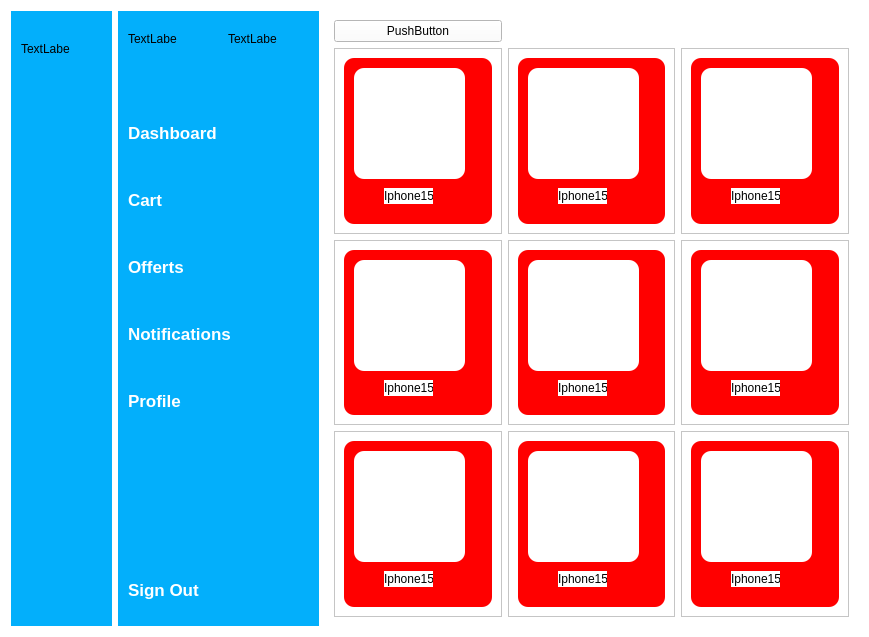
Above: 3_Solution/Client/dashboard.ui from SabinGhost19/OOP-Project before the change. Below: the same form after it.
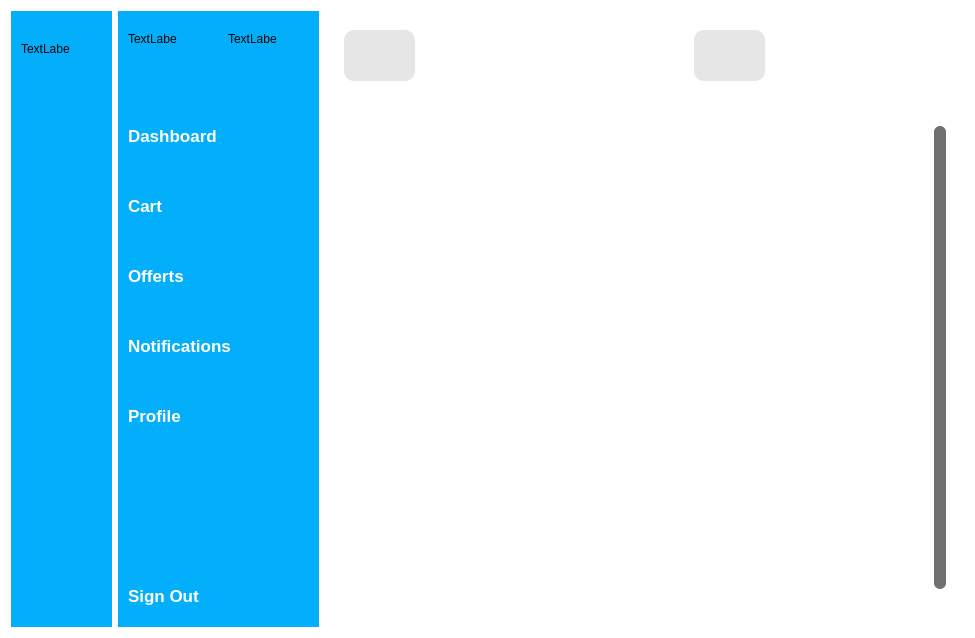
That is the form after the change. Icons and pictures are not drawn.

What changed in the file:
```diff
--- a/3_Solution/Client/dashboard.ui
+++ b/3_Solution/Client/dashboard.ui
@@ -6,8 +6,8 @@
    <rect>
     <x>0</x>
     <y>0</y>
-    <width>869</width>
-    <height>633</height>
+    <width>971</width>
+    <height>638</height>
    </rect>
   </property>
   <property name="maximumSize">
@@ -22,8 +22,8 @@
   <property name="styleSheet">
    <string notr="true">background-color:white;</string>
   </property>
-  <layout class="QHBoxLayout" name="horizontalLayout">
-   <item>
+  <layout class="QGridLayout" name="gridLayout_3">
+   <item row="0" column="0">
     <widget class="QWidget" name="widget" native="true">
      <property name="minimumSize">
       <size>
@@ -45,7 +45,14 @@
 QPushButton{
 color:white;
 height:50px;
-border:none
+border:none;
+border-radius:10px;
+}
+
+QPushButton:checked{
+background-color:#FFFFFF;
+color:#063263;
+font-weight:bold;
 }</string>
      </property>
      <widget class="QLabel" name="label">
@@ -171,7 +178,7 @@
      </widget>
     </widget>
    </item>
-   <item>
+   <item row="0" column="1">
     <widget class="QWidget" name="widget_2" native="true">
      <property name="minimumSize">
       <size>
@@ -193,9 +200,16 @@
 color:white;
 text-align:left;
 height:50px;
-border:none
-
-}</string>
+border:none;
+border-top-left-radius:10px;
+border-bottom-left-radius:10px;
+}
+QPushButton:checked{
+background-color:#FFFFFF;
+color:#063263;
+font-weight:bold;
+}
+</string>
      </property>
      <widget class="QLabel" name="label_2">
       <property name="geometry">
@@ -223,44 +237,13 @@
        <string>TextLabel</string>
       </property>
      </widget>
-     <widget class="QPushButton" name="signout">
-      <property name="geometry">
-       <rect>
-        <x>10</x>
-        <y>550</y>
-        <width>191</width>
-        <height>58</height>
-       </rect>
-      </property>
-      <property name="baseSize">
-       <size>
-        <width>0</width>
-        <height>0</height>
-       </size>
-      </property>
-      <property name="font">
-       <font>
-        <pointsize>13</pointsize>
-        <bold>true</bold>
-       </font>
-      </property>
-      <property name="text">
-       <string>Sign Out</string>
-      </property>
-      <property name="checkable">
-       <bool>true</bool>
-      </property>
-      <property name="autoExclusive">
-       <bool>true</bool>
-      </property>
-     </widget>
      <widget class="QWidget" name="layoutWidget">
       <property name="geometry">
        <rect>
         <x>10</x>
         <y>90</y>
         <width>191</width>
-        <height>332</height>
+        <height>352</height>
        </rect>
       </property>
       <layout class="QVBoxLayout" name="verticalLayout">
@@ -370,787 +353,204 @@
        </item>
       </layout>
      </widget>
+     <widget class="QPushButton" name="signout">
+      <property name="geometry">
+       <rect>
+        <x>10</x>
+        <y>560</y>
+        <width>189</width>
+        <height>50</height>
+       </rect>
+      </property>
+      <property name="baseSize">
+       <size>
+        <width>0</width>
+        <height>0</height>
+       </size>
+      </property>
+      <property name="font">
+       <font>
+        <pointsize>13</pointsize>
+        <bold>true</bold>
+       </font>
+      </property>
+      <property name="text">
+       <string>Sign Out</string>
+      </property>
+      <property name="checkable">
+       <bool>true</bool>
+      </property>
+      <property name="autoExclusive">
+       <bool>true</bool>
+      </property>
+     </widget>
     </widget>
    </item>
-   <item>
-    <widget class="QWidget" name="widget_3" native="true">
+   <item row="0" column="2">
+    <widget class="QWidget" name="scrollWidget" native="true">
+     <property name="styleSheet">
+      <string notr="true">QWidget{
+border:none;
+}</string>
+     </property>
      <layout class="QGridLayout" name="gridLayout">
       <item row="0" column="0">
-       <widget class="QPushButton" name="pushButton">
-        <property name="text">
-         <string>PushButton</string>
+       <widget class="QFrame" name="frame">
+        <property name="minimumSize">
+         <size>
+          <width>619</width>
+          <height>71</height>
+         </size>
         </property>
-        <property name="checkable">
-         <bool>true</bool>
+        <property name="frameShape">
+         <enum>QFrame::StyledPanel</enum>
         </property>
-        <property name="autoExclusive">
-         <bool>true</bool>
+        <property name="frameShadow">
+         <enum>QFrame::Raised</enum>
         </property>
+        <widget class="QPushButton" name="slide">
+         <property name="geometry">
+          <rect>
+           <x>10</x>
+           <y>10</y>
+           <width>71</width>
+           <height>51</height>
+          </rect>
+         </property>
+         <property name="styleSheet">
+          <string notr="true">
+
+QPushButton{
+background-color:#E6E6E6;
+border-radius:10px;
+border:none;
+}
+QPushButton:checked{
+background-color:#E6E6E6;
+border-radius:10px;
+font-weight:bold;
+}
+</string>
+         </property>
+         <property name="text">
+          <string/>
+         </property>
+         <property name="checkable">
+          <bool>true</bool>
+         </property>
+         <property name="autoExclusive">
+          <bool>true</bool>
+         </property>
+        </widget>
+        <widget class="QLineEdit" name="lineEdit">
+         <property name="geometry">
+          <rect>
+           <x>100</x>
+           <y>15</y>
+           <width>251</width>
+           <height>41</height>
+          </rect>
+         </property>
+        </widget>
+        <widget class="QPushButton" name="search">
+         <property name="geometry">
+          <rect>
+           <x>360</x>
+           <y>10</y>
+           <width>71</width>
+           <height>51</height>
+          </rect>
+         </property>
+         <property name="styleSheet">
+          <string notr="true">
+
+QPushButton{
+background-color:#E6E6E6;
+border-radius:10px;
+border:none;
+}
+QPushButton:checked{
+background-color:#E6E6E6;
+border-radius:10px;
+font-weight:bold;
+}
+</string>
+         </property>
+         <property name="text">
+          <string/>
+         </property>
+        </widget>
        </widget>
       </item>
       <item row="1" column="0">
-       <widget class="QFrame" name="frame_10">
+       <widget class="QStackedWidget" name="stackedWidget">
         <property name="minimumSize">
          <size>
-          <width>150</width>
-          <height>180</height>
+          <width>621</width>
+          <height>511</height>
          </size>
         </property>
-        <property name="maximumSize">
-         <size>
-          <width>300</width>
-          <height>330</height>
-         </size>
+        <property name="currentIndex">
+         <number>0</number>
         </property>
-        <property name="frameShape">
-         <enum>QFrame::StyledPanel</enum>
-        </property>
-        <property name="frameShadow">
-         <enum>QFrame::Raised</enum>
-        </property>
-        <layout class="QGridLayout" name="gridLayout_10">
-         <item row="0" column="0">
-          <widget class="QLabel" name="label_33">
-           <property name="styleSheet">
-            <string notr="true">QLabel {
-    background-color: red; /* Setează culoarea de fundal la roșu */
-    color: white; /* Setează culoarea textului la alb */
-    border-radius: 10px; /* Rotunjirea colțurilor la 10px */
-    padding: 5px; /* Spatiu intern pentru a evidentia textul */
-    box-shadow: 2px 2px 5px rgba(128, 128, 128, 0.5); /* Adaugă umbra cu 5px blur */
+        <widget class="QWidget" name="page_5">
+         <layout class="QGridLayout" name="gridLayout_2">
+          <item row="0" column="0">
+           <widget class="QScrollArea" name="scrollArea">
+            <property name="sizePolicy">
+             <sizepolicy hsizetype="Expanding" vsizetype="Expanding">
+              <horstretch>0</horstretch>
+              <verstretch>0</verstretch>
+             </sizepolicy>
+            </property>
+            <property name="styleSheet">
+             <string notr="true">QScrollBar:vertical {
+    border: none;
+    background-color: rgba(192, 192, 192, 0.5); /* Culoare gri transparent */
+    width: 12px; /* Lățimea barei de scroll */
+    margin: 20px 0 20px 0; /* Margini de sus și jos */
+    border-radius: 6px; /* Rotunjirea colțurilor */
 }
-</string>
-           </property>
-           <property name="text">
-            <string/>
-           </property>
-          </widget>
-         </item>
-        </layout>
-        <widget class="QLabel" name="label_31">
-         <property name="geometry">
-          <rect>
-           <x>20</x>
-           <y>20</y>
-           <width>111</width>
-           <height>111</height>
-          </rect>
-         </property>
-         <property name="styleSheet">
-          <string notr="true">QLabel {
-    
-   
-    border-radius: 10px; /* Rotunjirea colțurilor la 10px */
-    padding: 5px; /* Spatiu intern pentru a evidentia textul */
-   
-}</string>
-         </property>
-         <property name="frameShadow">
-          <enum>QFrame::Plain</enum>
-         </property>
-         <property name="text">
-          <string/>
-         </property>
-         <property name="pixmap">
-          <pixmap>img/iphone15.webp</pixmap>
-         </property>
-         <property name="scaledContents">
-          <bool>true</bool>
-         </property>
-        </widget>
-        <widget class="QLabel" name="label_32">
-         <property name="geometry">
-          <rect>
-           <x>50</x>
-           <y>140</y>
-           <width>49</width>
-           <height>16</height>
-          </rect>
-         </property>
-         <property name="text">
-          <string>Iphone15</string>
-         </property>
-        </widget>
-       </widget>
-      </item>
-      <item row="1" column="1">
-       <widget class="QFrame" name="frame_2">
-        <property name="minimumSize">
-         <size>
-          <width>150</width>
-          <height>180</height>
-         </size>
-        </property>
-        <property name="maximumSize">
-         <size>
-          <width>300</width>
-          <height>330</height>
-         </size>
-        </property>
-        <property name="frameShape">
-         <enum>QFrame::StyledPanel</enum>
-        </property>
-        <property name="frameShadow">
-         <enum>QFrame::Raised</enum>
-        </property>
-        <layout class="QGridLayout" name="gridLayout_2">
-         <item row="0" column="0">
-          <widget class="QLabel" name="label_7">
-           <property name="styleSheet">
-            <string notr="true">QLabel {
-    background-color: red; /* Setează culoarea de fundal la roșu */
-    color: white; /* Setează culoarea textului la alb */
-    border-radius: 10px; /* Rotunjirea colțurilor la 10px */
-    padding: 5px; /* Spatiu intern pentru a evidentia textul */
-    box-shadow: 2px 2px 5px rgba(128, 128, 128, 0.5); /* Adaugă umbra cu 5px blur */
+
+QScrollBar::handle:vertical {
+    background-color: #707070; /* Culoarea mânerului (butonului de derulare) */
+    min-height: 20px; /* Înălțime minimă a mânerului */
+    border-radius: 6px; /* Rotunjirea colțurilor */
 }
-</string>
-           </property>
-           <property name="text">
-            <string/>
-           </property>
-          </widget>
-         </item>
-        </layout>
-        <widget class="QLabel" name="label_8">
-         <property name="geometry">
-          <rect>
-           <x>20</x>
-           <y>20</y>
-           <width>111</width>
-           <height>111</height>
-          </rect>
-         </property>
-         <property name="styleSheet">
-          <string notr="true">QLabel {
-    
-   
-    border-radius: 10px; /* Rotunjirea colțurilor la 10px */
-    padding: 5px; /* Spatiu intern pentru a evidentia textul */
-   
-}</string>
-         </property>
-         <property name="frameShadow">
-          <enum>QFrame::Plain</enum>
-         </property>
-         <property name="text">
-          <string/>
-         </property>
-         <property name="pixmap">
-          <pixmap>img/iphone15.webp</pixmap>
-         </property>
-         <property name="scaledContents">
-          <bool>true</bool>
-         </property>
-        </widget>
-        <widget class="QLabel" name="label_9">
-         <property name="geometry">
-          <rect>
-           <x>50</x>
-           <y>140</y>
-           <width>49</width>
-           <height>16</height>
-          </rect>
-         </property>
-         <property name="text">
-          <string>Iphone15</string>
-         </property>
-        </widget>
-       </widget>
-      </item>
-      <item row="1" column="2">
-       <widget class="QFrame" name="frame_3">
-        <property name="minimumSize">
-         <size>
-          <width>150</width>
-          <height>180</height>
-         </size>
-        </property>
-        <property name="maximumSize">
-         <size>
-          <width>300</width>
-          <height>330</height>
-         </size>
-        </property>
-        <property name="frameShape">
-         <enum>QFrame::StyledPanel</enum>
-        </property>
-        <property name="frameShadow">
-         <enum>QFrame::Raised</enum>
-        </property>
-        <layout class="QGridLayout" name="gridLayout_3">
-         <item row="0" column="0">
-          <widget class="QLabel" name="label_10">
-           <property name="styleSheet">
-            <string notr="true">QLabel {
-    background-color: red; /* Setează culoarea de fundal la roșu */
-    color: white; /* Setează culoarea textului la alb */
-    border-radius: 10px; /* Rotunjirea colțurilor la 10px */
-    padding: 5px; /* Spatiu intern pentru a evidentia textul */
-    box-shadow: 2px 2px 5px rgba(128, 128, 128, 0.5); /* Adaugă umbra cu 5px blur */
+
+QScrollBar::add-line:vertical, QScrollBar::sub-line:vertical,
+QScrollBar::add-page:vertical, QScrollBar::sub-page:vertical {
+    background: none; /* Nu se afișează fundalul pentru butoanele de derulare */
 }
 </string>
-           </property>
-           <property name="text">
-            <string/>
-           </property>
-          </widget>
-         </item>
-        </layout>
-        <widget class="QLabel" name="label_11">
-         <property name="geometry">
-          <rect>
-           <x>20</x>
-           <y>20</y>
-           <width>111</width>
-           <height>111</height>
-          </rect>
-         </property>
-         <property name="styleSheet">
-          <string notr="true">QLabel {
-    
-   
-    border-radius: 10px; /* Rotunjirea colțurilor la 10px */
-    padding: 5px; /* Spatiu intern pentru a evidentia textul */
-   
-}</string>
-         </property>
-         <property name="frameShadow">
-          <enum>QFrame::Plain</enum>
-         </property>
-         <property name="text">
-          <string/>
-         </property>
-         <property name="pixmap">
-          <pixmap>img/iphone15.webp</pixmap>
-         </property>
-         <property name="scaledContents">
-          <bool>true</bool>
-         </property>
+            </property>
+            <property name="verticalScrollBarPolicy">
+             <enum>Qt::ScrollBarAlwaysOn</enum>
+            </property>
+            <property name="horizontalScrollBarPolicy">
+             <enum>Qt::ScrollBarAlwaysOff</enum>
+            </property>
+            <property name="sizeAdjustPolicy">
+             <enum>QAbstractScrollArea::AdjustToContents</enum>
+            </property>
+            <property name="widgetResizable">
+             <bool>true</bool>
+            </property>
+            <widget class="QWidget" name="scrollContens">
+             <property name="geometry">
+              <rect>
+               <x>0</x>
+               <y>0</y>
+               <width>591</width>
+               <height>507</height>
+              </rect>
+             </property>
+            </widget>
+           </widget>
+          </item>
+         </layout>
         </widget>
-        <widget class="QLabel" name="label_12">
-         <property name="geometry">
-          <rect>
-           <x>50</x>
-           <y>140</y>
-           <width>49</width>
-           <height>16</height>
-          </rect>
-         </property>
-         <property name="text">
-          <string>Iphone15</string>
-         </property>
-        </widget>
-       </widget>
-      </item>
-      <item row="2" column="0">
-       <widget class="QFrame" name="frame_4">
-        <property name="minimumSize">
-         <size>
-          <width>150</width>
-          <height>180</height>
-         </size>
-        </property>
-        <property name="maximumSize">
-         <size>
-          <width>300</width>
-          <height>330</height>
-         </size>
-        </property>
-        <property name="frameShape">
-         <enum>QFrame::StyledPanel</enum>
-        </property>
-        <property name="frameShadow">
-         <enum>QFrame::Raised</enum>
-        </property>
-        <layout class="QGridLayout" name="gridLayout_4">
-         <item row="0" column="0">
-          <widget class="QLabel" name="label_13">
-           <property name="styleSheet">
-            <string notr="true">QLabel {
-    background-color: red; /* Setează culoarea de fundal la roșu */
-    color: white; /* Setează culoarea textului la alb */
-    border-radius: 10px; /* Rotunjirea colțurilor la 10px */
-    padding: 5px; /* Spatiu intern pentru a evidentia textul */
-    box-shadow: 2px 2px 5px rgba(128, 128, 128, 0.5); /* Adaugă umbra cu 5px blur */
-}
-</string>
-           </property>
-           <property name="text">
-            <string/>
-           </property>
-          </widget>
-         </item>
-        </layout>
-        <widget class="QLabel" name="label_14">
-         <property name="geometry">
-          <rect>
-           <x>20</x>
-           <y>20</y>
-           <width>111</width>
-           <height>111</height>
-          </rect>
-         </property>
-         <property name="styleSheet">
-          <string notr="true">QLabel {
-    
-   
-    border-radius: 10px; /* Rotunjirea colțurilor la 10px */
-    padding: 5px; /* Spatiu intern pentru a evidentia textul */
-   
-}</string>
-         </property>
-         <property name="frameShadow">
-          <enum>QFrame::Plain</enum>
-         </property>
-         <property name="text">
-          <string/>
-         </property>
-         <property name="pixmap">
-          <pixmap>img/iphone15.webp</pixmap>
-         </property>
-         <property name="scaledContents">
-          <bool>true</bool>
-         </property>
-        </widget>
-        <widget class="QLabel" name="label_15">
-         <property name="geometry">
-          <rect>
-           <x>50</x>
-           <y>140</y>
-           <width>49</width>
-           <height>16</height>
-          </rect>
-         </property>
-         <property name="text">
-          <string>Iphone15</string>
-         </property>
-        </widget>
-       </widget>
-      </item>
-      <item row="2" column="1">
-       <widget class="QFrame" name="frame_7">
-        <property name="minimumSize">
-         <size>
-          <width>150</width>
-          <height>180</height>
-         </size>
-        </property>
-        <property name="maximumSize">
-         <size>
-          <width>300</width>
-          <height>330</height>
-         </size>
-        </property>
-        <property name="frameShape">
-         <enum>QFrame::StyledPanel</enum>
-        </property>
-        <property name="frameShadow">
-         <enum>QFrame::Raised</enum>
-        </property>
-        <layout class="QGridLayout" name="gridLayout_5">
-         <item row="0" column="0">
-          <widget class="QLabel" name="label_22">
-           <property name="styleSheet">
-            <string notr="true">QLabel {
-    background-color: red; /* Setează culoarea de fundal la roșu */
-    color: white; /* Setează culoarea textului la alb */
-    border-radius: 10px; /* Rotunjirea colțurilor la 10px */
-    padding: 5px; /* Spatiu intern pentru a evidentia textul */
-    box-shadow: 2px 2px 5px rgba(128, 128, 128, 0.5); /* Adaugă umbra cu 5px blur */
-}
-</string>
-           </property>
-           <property name="text">
-            <string/>
-           </property>
-          </widget>
-         </item>
-        </layout>
-        <widget class="QLabel" name="label_23">
-         <property name="geometry">
-          <rect>
-           <x>20</x>
-           <y>20</y>
-           <width>111</width>
-           <height>111</height>
-          </rect>
-         </property>
-         <property name="styleSheet">
-          <string notr="true">QLabel {
-    
-   
-    border-radius: 10px; /* Rotunjirea colțurilor la 10px */
-    padding: 5px; /* Spatiu intern pentru a evidentia textul */
-   
-}</string>
-         </property>
-         <property name="frameShadow">
-          <enum>QFrame::Plain</enum>
-         </property>
-         <property name="text">
-          <string/>
-         </property>
-         <property name="pixmap">
-          <pixmap>img/iphone15.webp</pixmap>
-         </property>
-         <property name="scaledContents">
-          <bool>true</bool>
-         </property>
-        </widget>
-        <widget class="QLabel" name="label_24">
-         <property name="geometry">
-          <rect>
-           <x>50</x>
-           <y>140</y>
-           <width>49</width>
-           <height>16</height>
-          </rect>
-         </property>
-         <property name="text">
-          <string>Iphone15</string>
-         </property>
-        </widget>
-       </widget>
-      </item>
-      <item row="2" column="2">
-       <widget class="QFrame" name="frame_8">
-        <property name="minimumSize">
-         <size>
-          <width>150</width>
-          <height>180</height>
-         </size>
-        </property>
-        <property name="maximumSize">
-         <size>
-          <width>300</width>
-          <height>330</height>
-         </size>
-        </property>
-        <property name="frameShape">
-         <enum>QFrame::StyledPanel</enum>
-        </property>
-        <property name="frameShadow">
-         <enum>QFrame::Raised</enum>
-        </property>
-        <layout class="QGridLayout" name="gridLayout_6">
-         <item row="0" column="0">
-          <widget class="QLabel" name="label_25">
-           <property name="styleSheet">
-            <string notr="true">QLabel {
-    background-color: red; /* Setează culoarea de fundal la roșu */
-    color: white; /* Setează culoarea textului la alb */
-    border-radius: 10px; /* Rotunjirea colțurilor la 10px */
-    padding: 5px; /* Spatiu intern pentru a evidentia textul */
-    box-shadow: 2px 2px 5px rgba(128, 128, 128, 0.5); /* Adaugă umbra cu 5px blur */
-}
-</string>
-           </property>
-           <property name="text">
-            <string/>
-           </property>
-          </widget>
-         </item>
-        </layout>
-        <widget class="QLabel" name="label_26">
-         <property name="geometry">
-          <rect>
-           <x>20</x>
-           <y>20</y>
-           <width>111</width>
-           <height>111</height>
-          </rect>
-         </property>
-         <property name="styleSheet">
-          <string notr="true">QLabel {
-    
-   
-    border-radius: 10px; /* Rotunjirea colțurilor la 10px */
-    padding: 5px; /* Spatiu intern pentru a evidentia textul */
-   
-}</string>
-         </property>
-         <property name="frameShadow">
-          <enum>QFrame::Plain</enum>
-         </property>
-         <property name="text">
-          <string/>
-         </property>
-         <property name="pixmap">
-          <pixmap>img/iphone15.webp</pixmap>
-         </property>
-         <property name="scaledContents">
-          <bool>true</bool>
-         </property>
-        </widget>
-        <widget class="QLabel" name="label_27">
-         <property name="geometry">
-          <rect>
-           <x>50</x>
-           <y>140</y>
-           <width>49</width>
-           <height>16</height>
-          </rect>
-         </property>
-         <property name="text">
-          <string>Iphone15</string>
-         </property>
-        </widget>
-       </widget>
-      </item>
-      <item row="3" column="0">
-       <widget class="QFrame" name="frame_9">
-        <property name="minimumSize">
-         <size>
-          <width>150</width>
-          <height>180</height>
-         </size>
-        </property>
-        <property name="maximumSize">
-         <size>
-          <width>300</width>
-          <height>330</height>
-         </size>
-        </property>
-        <property name="frameShape">
-         <enum>QFrame::StyledPanel</enum>
-        </property>
-        <property name="frameShadow">
-         <enum>QFrame::Raised</enum>
-        </property>
-        <layout class="QGridLayout" name="gridLayout_7">
-         <item row="0" column="0">
-          <widget class="QLabel" name="label_28">
-           <property name="styleSheet">
-            <string notr="true">QLabel {
-    background-color: red; /* Setează culoarea de fundal la roșu */
-    color: white; /* Setează culoarea textului la alb */
-    border-radius: 10px; /* Rotunjirea colțurilor la 10px */
-    padding: 5px; /* Spatiu intern pentru a evidentia textul */
-    box-shadow: 2px 2px 5px rgba(128, 128, 128, 0.5); /* Adaugă umbra cu 5px blur */
-}
-</string>
-           </property>
-           <property name="text">
-            <string/>
-           </property>
-          </widget>
-         </item>
-        </layout>
-        <widget class="QLabel" name="label_29">
-         <property name="geometry">
-          <rect>
-           <x>20</x>
-           <y>20</y>
-           <width>111</width>
-           <height>111</height>
-          </rect>
-         </property>
-         <property name="styleSheet">
-          <string notr="true">QLabel {
-    
-   
-    border-radius: 10px; /* Rotunjirea colțurilor la 10px */
-    padding: 5px; /* Spatiu intern pentru a evidentia textul */
-   
-}</string>
-         </property>
-         <property name="frameShadow">
-          <enum>QFrame::Plain</enum>
-         </property>
-         <property name="text">
-          <string/>
-         </property>
-         <property name="pixmap">
-          <pixmap>img/iphone15.webp</pixmap>
-         </property>
-         <property name="scaledContents">
-          <bool>true</bool>
-         </property>
-        </widget>
-        <widget class="QLabel" name="label_30">
-         <property name="geometry">
-          <rect>
-           <x>50</x>
-           <y>140</y>
-           <width>49</width>
-           <height>16</height>
-          </rect>
-         </property>
-         <property name="text">
-          <string>Iphone15</string>
-         </property>
-        </widget>
-       </widget>
-      </item>
-      <item row="3" column="1">
-       <widget class="QFrame" name="frame_5">
-        <property name="minimumSize">
-         <size>
-          <width>150</width>
-          <height>180</height>
-         </size>
-        </property>
-        <property name="maximumSize">
-         <size>
-          <width>300</width>
-          <height>330</height>
-         </size>
-        </property>
-        <property name="frameShape">
-         <enum>QFrame::StyledPanel</enum>
-        </property>
-        <property name="frameShadow">
-         <enum>QFrame::Raised</enum>
-        </property>
-        <layout class="QGridLayout" name="gridLayout_8">
-         <item row="0" column="0">
-          <widget class="QLabel" name="label_16">
-           <property name="styleSheet">
-            <string notr="true">QLabel {
-    background-color: red; /* Setează culoarea de fundal la roșu */
-    color: white; /* Setează culoarea textului la alb */
-    border-radius: 10px; /* Rotunjirea colțurilor la 10px */
-    padding: 5px; /* Spatiu intern pentru a evidentia textul */
-    box-shadow: 2px 2px 5px rgba(128, 128, 128, 0.5); /* Adaugă umbra cu 5px blur */
-}
-</string>
-           </property>
-           <property name="text">
-            <string/>
-           </property>
-          </widget>
-         </item>
-        </layout>
-        <widget class="QLabel" name="label_17">
-         <property name="geometry">
-          <rect>
-           <x>20</x>
-           <y>20</y>
-           <width>111</width>
-           <height>111</height>
-          </rect>
-         </property>
-         <property name="styleSheet">
-          <string notr="true">QLabel {
-    
-   
-    border-radius: 10px; /* Rotunjirea colțurilor la 10px */
-    padding: 5px; /* Spatiu intern pentru a evidentia textul */
-   
-}</string>
-         </property>
-         <property name="frameShadow">
-          <enum>QFrame::Plain</enum>
-         </property>
-         <property name="text">
-          <string/>
-         </property>
-         <property name="pixmap">
-          <pixmap>img/iphone15.webp</pixmap>
-         </property>
-         <property name="scaledContents">
-          <bool>true</bool>
-         </property>
-        </widget>
-        <widget class="QLabel" name="label_18">
-         <property name="geometry">
-          <rect>
-           <x>50</x>
-           <y>140</y>
-           <width>49</width>
-           <height>16</height>
-          </rect>
-         </property>
-         <property name="text">
-          <string>Iphone15</string>
-         </property>
-        </widget>
-       </widget>
-      </item>
-      <item row="3" column="2">
-       <widget class="QFrame" name="frame_6">
-        <property name="minimumSize">
-         <size>
-          <width>150</width>
-          <height>180</height>
-         </size>
-        </property>
-        <property name="maximumSize">
-         <size>
-          <width>300</width>
-          <height>330</height>
-         </size>
-        </property>
-        <property name="frameShape">
-         <enum>QFrame::StyledPanel</enum>
-        </property>
-        <property name="frameShadow">
-         <enum>QFrame::Raised</enum>
-        </property>
-        <layout class="QGridLayout" name="gridLayout_9">
-         <item row="0" column="0">
-          <widget class="QLabel" name="label_19">
-           <property name="styleSheet">
-            <string notr="true">QLabel {
-    background-color: red; /* Setează culoarea de fundal la roșu */
-    color: white; /* Setează culoarea textului la alb */
-    border-radius: 10px; /* Rotunjirea colțurilor la 10px */
-    padding: 5px; /* Spatiu intern pentru a evidentia textul */
-    box-shadow: 2px 2px 5px rgba(128, 128, 128, 0.5); /* Adaugă umbra cu 5px blur */
-}
-</string>
-           </property>
-           <property name="text">
-            <string/>
-           </property>
-          </widget>
-         </item>
-        </layout>
-        <widget class="QLabel" name="label_20">
-         <property name="geometry">
-          <rect>
-           <x>20</x>
-           <y>20</y>
-           <width>111</width>
-           <height>111</height>
-          </rect>
-         </property>
-         <property name="styleSheet">
-          <string notr="true">QLabel {
-    
-   
-    border-radius: 10px; /* Rotunjirea colțurilor la 10px */
-    padding: 5px; /* Spatiu intern pentru a evidentia textul */
-   
-}</string>
-         </property>
-         <property name="frameShadow">
-          <enum>QFrame::Plain</enum>
-         </property>
-         <property name="text">
-          <string/>
-         </property>
-         <property name="pixmap">
-          <pixmap>img/iphone15.webp</pixmap>
-         </property>
-         <property name="scaledContents">
-          <bool>true</bool>
-         </property>
-        </widget>
-        <widget class="QLabel" name="label_21">
-         <property name="geometry">
-          <rect>
-           <x>50</x>
-           <y>140</y>
-           <width>49</width>
-           <height>16</height>
-          </rect>
-         </property>
-         <property name="text">
-          <string>Iphone15</string>
-         </property>
-        </widget>
+        <widget class="QWidget" name="page_6"/>
        </widget>
       </item>
      </layout>
```
Left out of the diff: 35 changed lines with no effect on the pictures.
